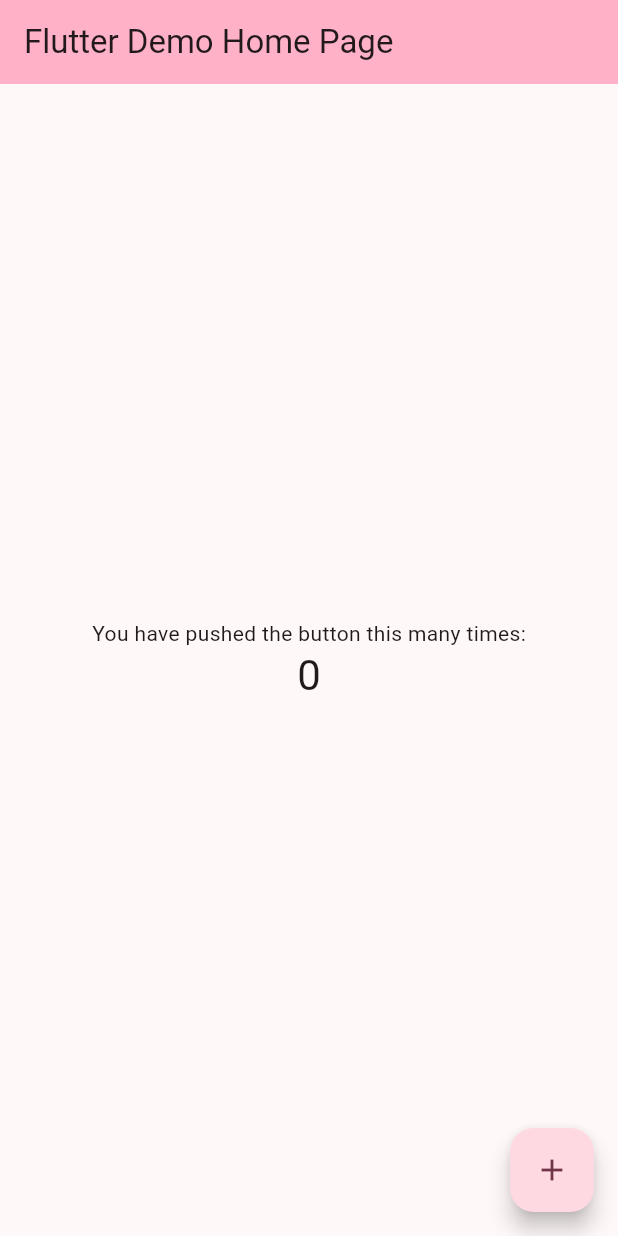
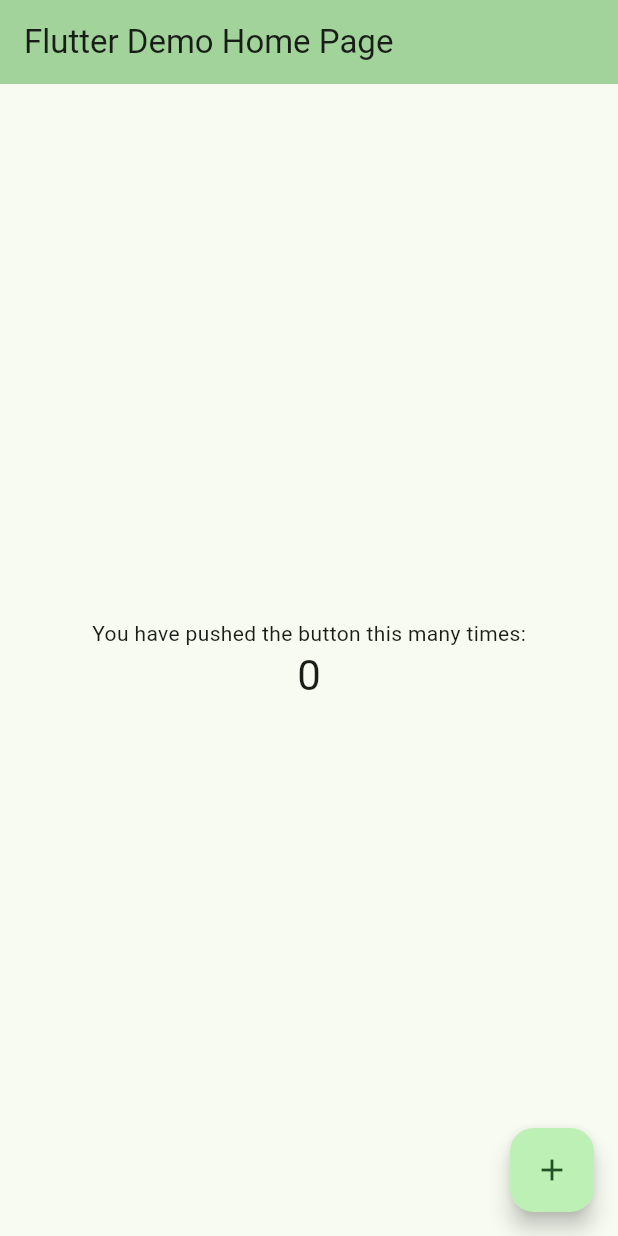
Before and after one commit to CodeCrypt05/Jenkins-Distribution, a Flutter app: the screen it shows after launch, on a phone screen of 412 x 824 dp. Run offline on Flutter 3.47's test engine with Material 3 defaults, Android fonts, the phone set to English and light mode, and no system bars; our stand-ins replace firebase_core; accounts and stored records are empty.

Commit message:
color changes to green

```diff
--- a/lib/main.dart
+++ b/lib/main.dart
@@ -18,7 +18,7 @@ class MyApp extends StatelessWidget {
     return MaterialApp(
       title: 'Flutter Demo',
       theme: ThemeData(
-        colorScheme: ColorScheme.fromSeed(seedColor: Colors.black12),
+        colorScheme: ColorScheme.fromSeed(seedColor: Colors.green),
         useMaterial3: true,
       ),
       home: const MyHomePage(title: 'Flutter Demo Home Page'),
```
